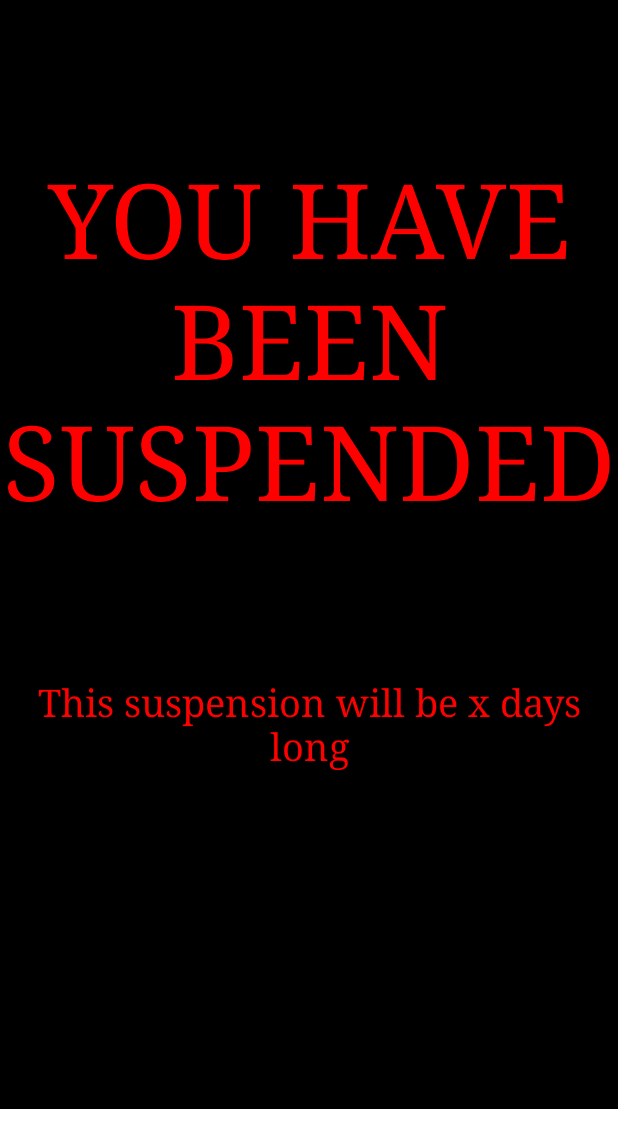
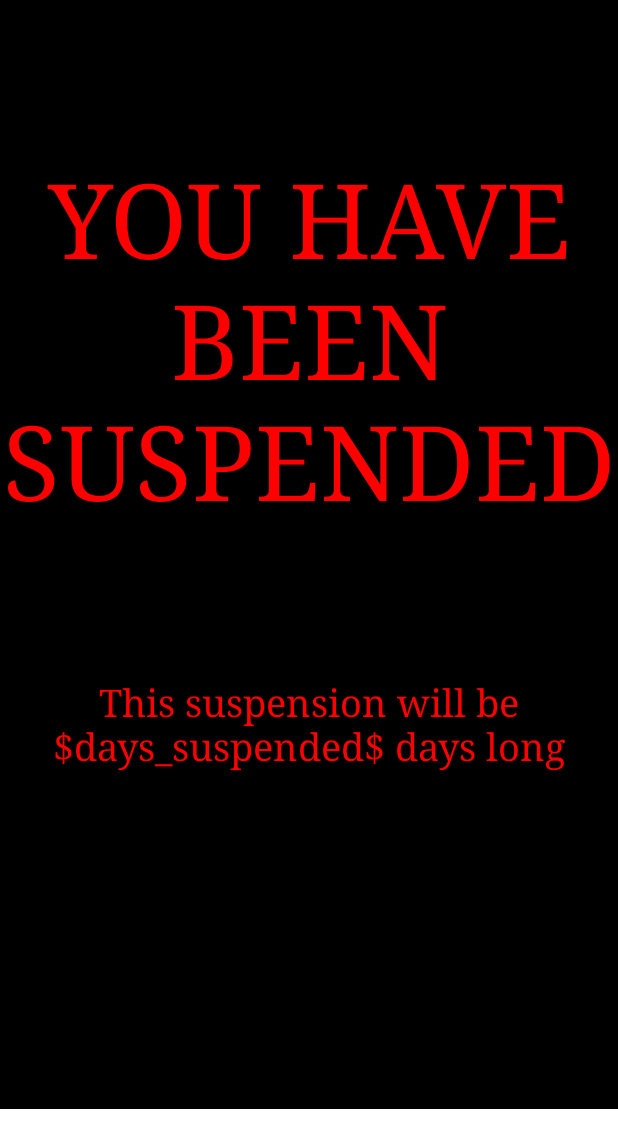
Before and after one commit to NightingaleX03/Mealer-Food-Delivery-App, an Android app: the layout cook_suspend.xml on its own in the app's theme, with its tools: preview values and no code run, on a phone screen of 412 x 824 dp. Shown: the top 1148 px of the screen. Run offline under Robolectric (Android 15) with nearby library versions, the phone set to English and light mode, and no system bars.

Commit message:
Allow for dynamic text

```diff
--- a/app/src/main/res/layout/cook_suspend.xml
+++ b/app/src/main/res/layout/cook_suspend.xml
@@ -29,7 +29,7 @@
                 android:layout_width="match_parent"
                 android:layout_height="wrap_content"
                 android:gravity = "center"
-                android:text="This suspension will be x days long"
+                android:text="This suspension will be $days_suspended$ days long"
                 android:layout_marginTop = "100dp"
                 android:layout_marginBottom="225dp"
                 android:textSize = "25dp"
```
